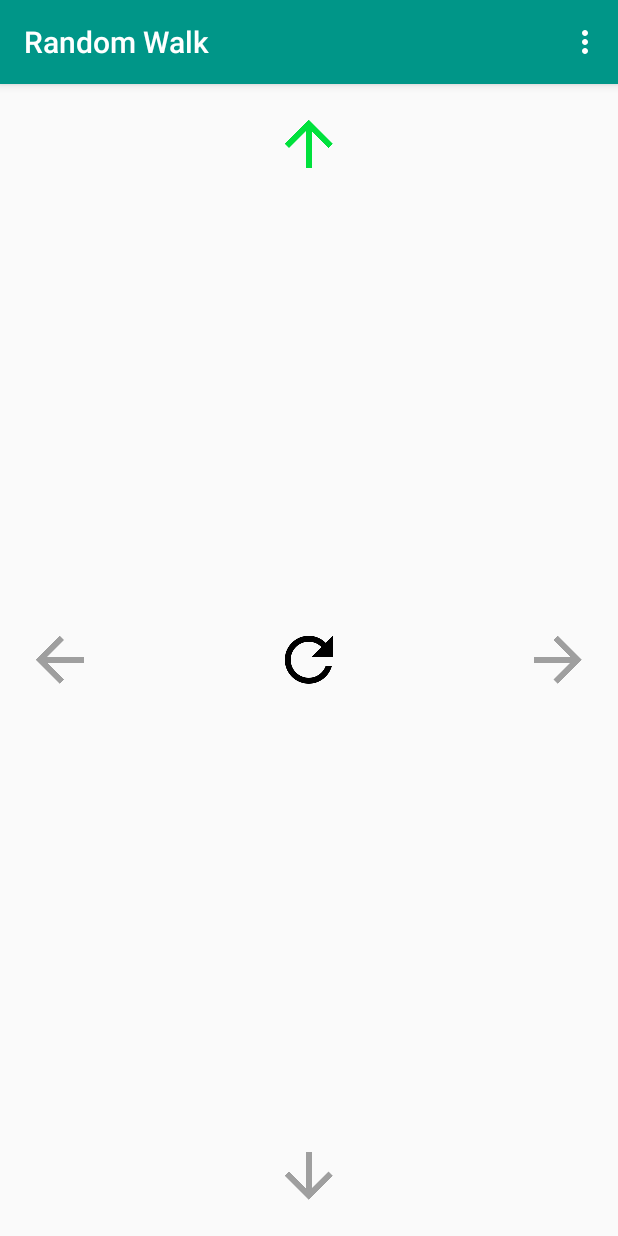
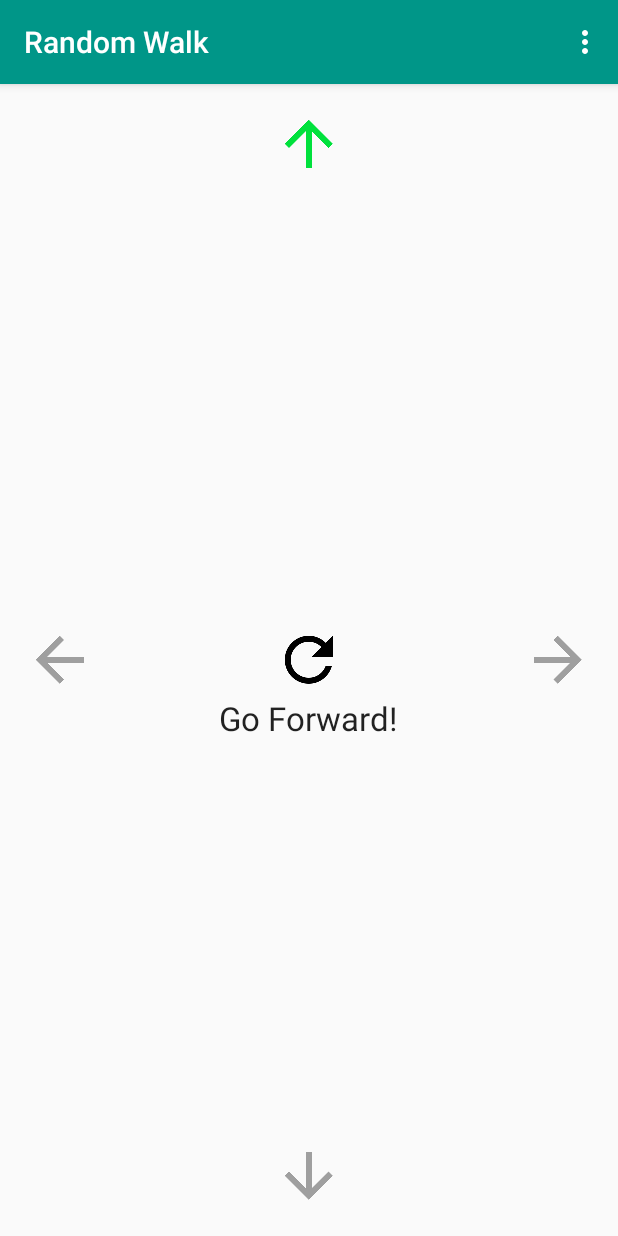
Before and after one commit to sho-87/random-walk, an Android app: the screen it shows after launch (MainActivity), after a tap on "Random Button", on a phone screen of 412 x 824 dp. Run offline under Robolectric (Android 15) with nearby library versions, the phone set to English and light mode, and no system bars; 3 other taps on this screen came first.

Commit message:
Announce chosen direction

```diff
--- a/app/src/main/java/ca/simonho/randomwalk/MainActivity.java
+++ b/app/src/main/java/ca/simonho/randomwalk/MainActivity.java
@@ -4,11 +4,11 @@ import android.os.Bundle;
 import android.os.Handler;
 import android.support.v7.app.AppCompatActivity;
 import android.support.v7.widget.Toolbar;
-import android.util.Log;
 import android.view.Menu;
 import android.view.MenuItem;
 import android.view.View;
 import android.widget.ImageButton;
+import android.widget.TextView;
 
 import java.util.ArrayList;
 import java.util.HashMap;
@@ -21,6 +21,7 @@ public class MainActivity extends AppCompatActivity implements View.OnClickListe
     ImageButton leftButton;
     ImageButton rightButton;
     ImageButton randomButton;
+    TextView directionText;
 
     HashMap<ImageButton, Boolean> buttonStates;
     Boolean newButtonState;
@@ -37,12 +38,13 @@ public class MainActivity extends AppCompatActivity implements View.OnClickListe
         Toolbar toolbar = (Toolbar) findViewById(R.id.toolbar);
         setSupportActionBar(toolbar);
 
-        //Get references to buttons
+        //Get references
         forwardButton = (ImageButton) findViewById(R.id.forwardButton);
         backButton = (ImageButton) findViewById(R.id.backButton);
         leftButton = (ImageButton) findViewById(R.id.leftButton);
         rightButton = (ImageButton) findViewById(R.id.rightButton);
         randomButton = (ImageButton) findViewById(R.id.randomButton);
+        directionText = (TextView) findViewById(R.id.directionText);
 
         //Initialize list of user selected buttons
         selectedButtons = new ArrayList<>();
@@ -67,12 +69,14 @@ public class MainActivity extends AppCompatActivity implements View.OnClickListe
     }
 
     private void toggleButtonState(ImageButton button){
+        //Toggle the state of a button
         newButtonState = !buttonStates.get(button);
         buttonStates.put(button, newButtonState);
         setColour(button, newButtonState);
     }
 
     private void setColour(ImageButton button, Boolean newState){
+        //Set colour of the buttons based on their state
         if (newState){
             button.setColorFilter(getResources().getColor(R.color.buttonSelected));
         } else {
@@ -81,6 +85,9 @@ public class MainActivity extends AppCompatActivity implements View.OnClickListe
     }
 
     private void showRandomDirection(final ImageButton button){
+        //Announce the randomly chosen direction
+        directionText.setText(getString(R.string.directionText, button.getContentDescription()));
+
         //Highlight the randomly chosen direction button
         button.setColorFilter(getResources().getColor(R.color.buttonChosen));
 
@@ -89,6 +96,8 @@ public class MainActivity extends AppCompatActivity implements View.OnClickListe
             @Override
             public void run() {
                 setColour(button, buttonStates.get(button));
+                //Reset the direction announce text
+                directionText.setText("");
             }
         }, directionShowDuration);
     }
@@ -151,16 +160,9 @@ public class MainActivity extends AppCompatActivity implements View.OnClickListe
                 if (selectedButtons.size() > 0){
                     randomlyChosenButton = selectedButtons.get((new Random()).nextInt(selectedButtons.size()));
 
-                    //Set chosen direction arrow colour
+                    //Announce the randomly picked direction
                     showRandomDirection(randomlyChosenButton);
-
-                    Log.d("Random direction: ", String.valueOf(getResources().getResourceEntryName(randomlyChosenButton.getId())));
                 }
-
-                for(ImageButton button:selectedButtons){
-                    Log.d("Selected: ", String.valueOf(getResources().getResourceEntryName(button.getId())));
-                }
-                Log.d("---","---");
                 break;
         }
     }
--- a/app/src/main/res/layout/content_main.xml
+++ b/app/src/main/res/layout/content_main.xml
@@ -71,4 +71,13 @@
         android:contentDescription="@string/random_button"
         android:src="@drawable/ic_refresh_black_48dp"
         android:tint="@color/buttonSelected"/>
+
+    <TextView
+        android:id="@+id/directionText"
+        android:layout_width="wrap_content"
+        android:layout_height="wrap_content"
+        android:layout_below="@+id/randomButton"
+        android:layout_centerHorizontal="true"
+        android:text=""
+        android:textAppearance="?android:attr/textAppearanceLarge"/>
 </RelativeLayout>
--- a/app/src/main/res/values/strings.xml
+++ b/app/src/main/res/values/strings.xml
@@ -2,9 +2,11 @@
     <string name="app_name">Random Walk</string>
     <string name="action_about">About</string>
 
-    <string name="forward_button">Forward Button</string>
-    <string name="back_button">Back Button</string>
-    <string name="left_button">Left Button</string>
-    <string name="right_button">Right Button</string>
+    <string name="forward_button">Forward</string>
+    <string name="back_button">Back</string>
+    <string name="left_button">Left</string>
+    <string name="right_button">Right</string>
     <string name="random_button">Random Button</string>
+
+    <string name="directionText">Go %1$s!</string>
 </resources>
```
